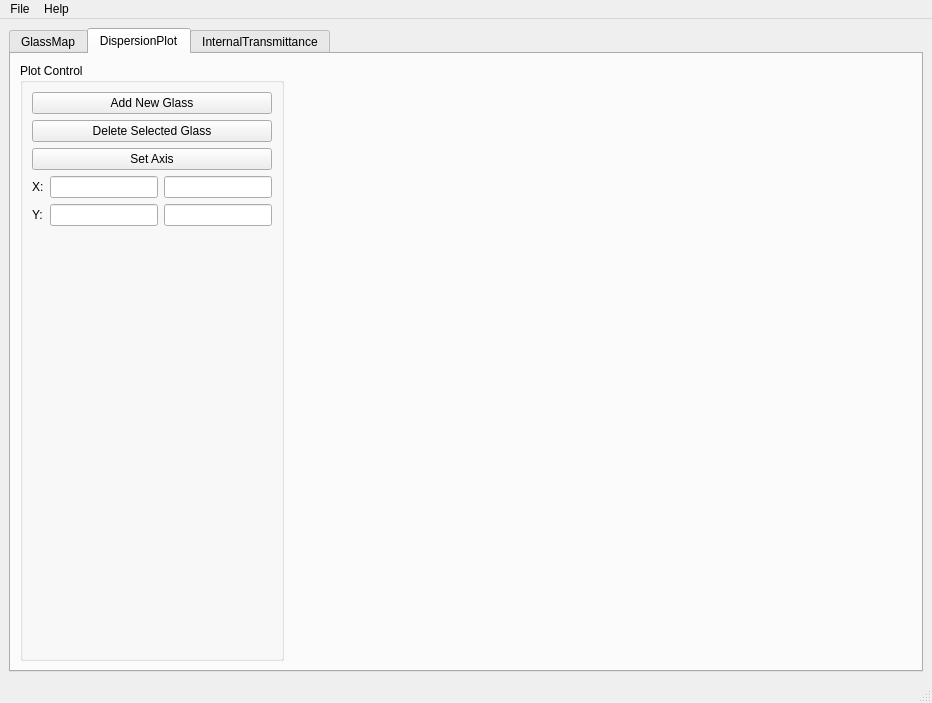
The window that src/mainwindow.ui (imyu37/glassplotter) describes before a commit, drawn with Qt 5.
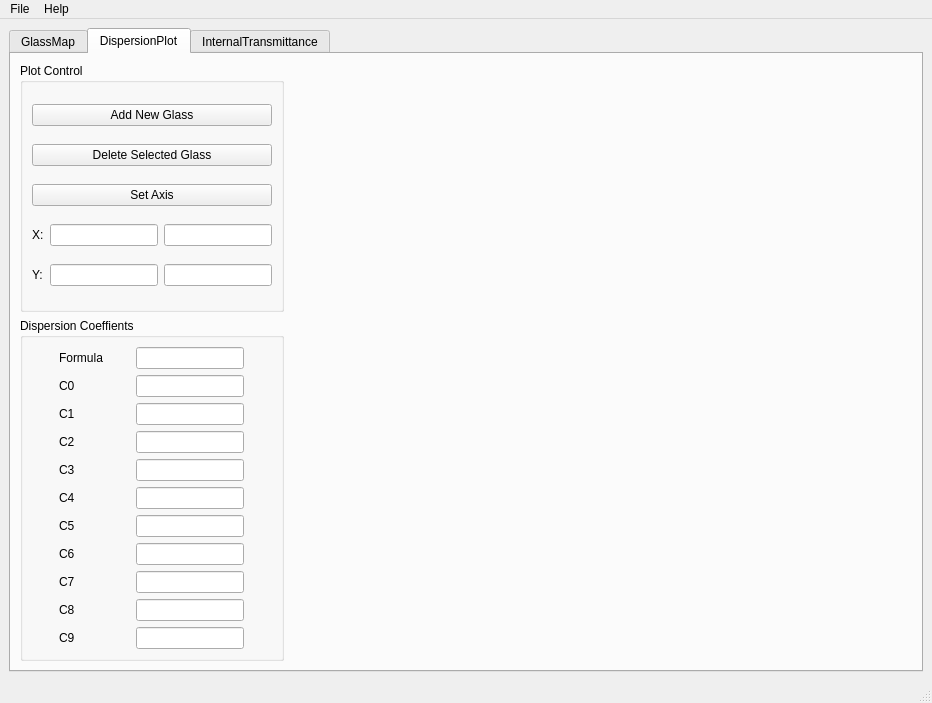
The same window after the commit. The open tabs and pages were chosen to show the change. Custom widgets are drawn as their Qt base class.

Commit message: dispersion and trans data view

```diff
--- a/src/mainwindow.ui
+++ b/src/mainwindow.ui
@@ -136,8 +136,11 @@
        <attribute name="title">
         <string>DispersionPlot</string>
        </attribute>
-       <layout class="QHBoxLayout" name="horizontalLayout_2">
-        <item>
+       <layout class="QGridLayout" name="gridLayout_5">
+        <item row="0" column="3" rowspan="2">
+         <widget class="QCustomPlot" name="plotWidget_Dispersion" native="true"/>
+        </item>
+        <item row="0" column="1">
          <widget class="QGroupBox" name="groupBox">
           <property name="sizePolicy">
            <sizepolicy hsizetype="Fixed" vsizetype="Preferred">
@@ -149,13 +152,6 @@
            <string>Plot Control</string>
           </property>
           <layout class="QGridLayout" name="gridLayout_6">
-           <item row="1" column="0" colspan="3">
-            <widget class="QPushButton" name="pushButton_deleteSelectedGlass">
-             <property name="text">
-              <string>Delete Selected Glass</string>
-             </property>
-            </widget>
-           </item>
            <item row="3" column="2">
             <widget class="QLineEdit" name="lineEdit_Xmax">
              <property name="sizePolicy">
@@ -166,6 +162,68 @@
              </property>
             </widget>
            </item>
+           <item row="3" column="0">
+            <widget class="QLabel" name="label_5">
+             <property name="sizePolicy">
+              <sizepolicy hsizetype="Fixed" vsizetype="Preferred">
+               <horstretch>0</horstretch>
+               <verstretch>0</verstretch>
+              </sizepolicy>
+             </property>
+             <property name="text">
+              <string>X:</string>
+             </property>
+            </widget>
+           </item>
+           <item row="4" column="1">
+            <widget class="QLineEdit" name="lineEdit_Ymin">
+             <property name="sizePolicy">
+              <sizepolicy hsizetype="Fixed" vsizetype="Fixed">
+               <horstretch>0</horstretch>
+               <verstretch>0</verstretch>
+              </sizepolicy>
+             </property>
+            </widget>
+           </item>
+           <item row="1" column="0" colspan="3">
+            <widget class="QPushButton" name="pushButton_deleteSelectedGlass">
+             <property name="sizePolicy">
+              <sizepolicy hsizetype="Preferred" vsizetype="Fixed">
+               <horstretch>0</horstretch>
+               <verstretch>0</verstretch>
+              </sizepolicy>
+             </property>
+             <property name="text">
+              <string>Delete Selected Glass</string>
+             </property>
+            </widget>
+           </item>
+           <item row="2" column="0" colspan="3">
+            <widget class="QPushButton" name="pushButton_Dispersion_SetAxis">
+             <property name="sizePolicy">
+              <sizepolicy hsizetype="Preferred" vsizetype="Fixed">
+               <horstretch>0</horstretch>
+               <verstretch>0</verstretch>
+              </sizepolicy>
+             </property>
+             <property name="text">
+              <string>Set Axis</string>
+             </property>
+            </widget>
+           </item>
+           <item row="4" column="0">
+            <widget class="QLabel" name="label_6">
+             <property name="sizePolicy">
+              <sizepolicy hsizetype="Fixed" vsizetype="Preferred">
+               <horstretch>0</horstretch>
+               <verstretch>0</verstretch>
+              </sizepolicy>
+             </property>
+             <property name="text">
+              <string>Y:</string>
+             </property>
+            </widget>
+           </item>
            <item row="4" column="2">
             <widget class="QLineEdit" name="lineEdit_Ymax">
              <property name="sizePolicy">
@@ -176,15 +234,14 @@
              </property>
             </widget>
            </item>
-           <item row="4" column="0">
-            <widget class="QLabel" name="label_6">
-             <property name="text">
-              <string>Y:</string>
-             </property>
-            </widget>
-           </item>
            <item row="0" column="0" colspan="3">
             <widget class="QPushButton" name="pushButton_addNewGlass">
+             <property name="sizePolicy">
+              <sizepolicy hsizetype="Preferred" vsizetype="Fixed">
+               <horstretch>0</horstretch>
+               <verstretch>0</verstretch>
+              </sizepolicy>
+             </property>
              <property name="text">
               <string>Add New Glass</string>
              </property>
@@ -200,22 +257,197 @@
              </property>
             </widget>
            </item>
+          </layout>
+         </widget>
+        </item>
+        <item row="1" column="1">
+         <widget class="QGroupBox" name="groupBox_3">
+          <property name="sizePolicy">
+           <sizepolicy hsizetype="Preferred" vsizetype="Preferred">
+            <horstretch>0</horstretch>
+            <verstretch>0</verstretch>
+           </sizepolicy>
+          </property>
+          <property name="title">
+           <string>Dispersion Coeffients</string>
+          </property>
+          <layout class="QGridLayout" name="gridLayout_7">
+           <item row="2" column="0">
+            <widget class="QLabel" name="label_10">
+             <property name="sizePolicy">
+              <sizepolicy hsizetype="Fixed" vsizetype="Preferred">
+               <horstretch>0</horstretch>
+               <verstretch>0</verstretch>
+              </sizepolicy>
+             </property>
+             <property name="text">
+              <string>C1</string>
+             </property>
+            </widget>
+           </item>
+           <item row="5" column="1">
+            <widget class="QLineEdit" name="lineEdit_Dispersion_C4">
+             <property name="sizePolicy">
+              <sizepolicy hsizetype="Fixed" vsizetype="Fixed">
+               <horstretch>0</horstretch>
+               <verstretch>0</verstretch>
+              </sizepolicy>
+             </property>
+            </widget>
+           </item>
+           <item row="5" column="0">
+            <widget class="QLabel" name="label_13">
+             <property name="text">
+              <string>C4</string>
+             </property>
+            </widget>
+           </item>
+           <item row="8" column="0">
+            <widget class="QLabel" name="label_16">
+             <property name="text">
+              <string>C7</string>
+             </property>
+            </widget>
+           </item>
+           <item row="7" column="0">
+            <widget class="QLabel" name="label_15">
+             <property name="text">
+              <string>C6</string>
+             </property>
+            </widget>
+           </item>
+           <item row="9" column="1">
+            <widget class="QLineEdit" name="lineEdit_Dispersion_C8">
+             <property name="sizePolicy">
+              <sizepolicy hsizetype="Fixed" vsizetype="Fixed">
+               <horstretch>0</horstretch>
+               <verstretch>0</verstretch>
+              </sizepolicy>
+             </property>
+            </widget>
+           </item>
+           <item row="6" column="1">
+            <widget class="QLineEdit" name="lineEdit_Dispersion_C5">
+             <property name="sizePolicy">
+              <sizepolicy hsizetype="Fixed" vsizetype="Fixed">
+               <horstretch>0</horstretch>
+               <verstretch>0</verstretch>
+              </sizepolicy>
+             </property>
+            </widget>
+           </item>
+           <item row="10" column="0">
+            <widget class="QLabel" name="label_18">
+             <property name="text">
+              <string>C9</string>
+             </property>
+            </widget>
+           </item>
+           <item row="6" column="0">
+            <widget class="QLabel" name="label_14">
+             <property name="text">
+              <string>C5</string>
+             </property>
+            </widget>
+           </item>
+           <item row="8" column="1">
+            <widget class="QLineEdit" name="lineEdit_Dispersion_C7">
+             <property name="sizePolicy">
+              <sizepolicy hsizetype="Fixed" vsizetype="Fixed">
+               <horstretch>0</horstretch>
+               <verstretch>0</verstretch>
+              </sizepolicy>
+             </property>
+            </widget>
+           </item>
+           <item row="1" column="0">
+            <widget class="QLabel" name="label_9">
+             <property name="sizePolicy">
+              <sizepolicy hsizetype="Fixed" vsizetype="Preferred">
+               <horstretch>0</horstretch>
+               <verstretch>0</verstretch>
+              </sizepolicy>
+             </property>
+             <property name="text">
+              <string>C0</string>
+             </property>
+            </widget>
+           </item>
+           <item row="7" column="1">
+            <widget class="QLineEdit" name="lineEdit_Dispersion_C6">
+             <property name="sizePolicy">
+              <sizepolicy hsizetype="Fixed" vsizetype="Fixed">
+               <horstretch>0</horstretch>
+               <verstretch>0</verstretch>
+              </sizepolicy>
+             </property>
+            </widget>
+           </item>
+           <item row="1" column="1">
+            <widget class="QLineEdit" name="lineEdit_Dispersion_C0">
+             <property name="sizePolicy">
+              <sizepolicy hsizetype="Fixed" vsizetype="Fixed">
+               <horstretch>0</horstretch>
+               <verstretch>0</verstretch>
+              </sizepolicy>
+             </property>
+            </widget>
+           </item>
            <item row="3" column="0">
-            <widget class="QLabel" name="label_5">
+            <widget class="QLabel" name="label_11">
+             <property name="sizePolicy">
+              <sizepolicy hsizetype="Fixed" vsizetype="Preferred">
+               <horstretch>0</horstretch>
+               <verstretch>0</verstretch>
+              </sizepolicy>
+             </property>
              <property name="text">
-              <string>X:</string>
+              <string>C2</string>
              </property>
             </widget>
            </item>
-           <item row="2" column="0" colspan="3">
-            <widget class="QPushButton" name="pushButton_Dispersion_SetAxis">
+           <item row="2" column="1">
+            <widget class="QLineEdit" name="lineEdit_Dispersion_C1">
+             <property name="sizePolicy">
+              <sizepolicy hsizetype="Fixed" vsizetype="Fixed">
+               <horstretch>0</horstretch>
+               <verstretch>0</verstretch>
+              </sizepolicy>
+             </property>
+            </widget>
+           </item>
+           <item row="9" column="0">
+            <widget class="QLabel" name="label_17">
              <property name="text">
-              <string>Set Axis</string>
+              <string>C8</string>
+             </property>
+            </widget>
+           </item>
+           <item row="4" column="0">
+            <widget class="QLabel" name="label_12">
+             <property name="sizePolicy">
+              <sizepolicy hsizetype="Fixed" vsizetype="Preferred">
+               <horstretch>0</horstretch>
+               <verstretch>0</verstretch>
+              </sizepolicy>
+             </property>
+             <property name="text">
+              <string>C3</string>
+             </property>
+            </widget>
+           </item>
+           <item row="3" column="1">
+            <widget class="QLineEdit" name="lineEdit_Dispersion_C2">
+             <property name="sizePolicy">
+              <sizepolicy hsizetype="Fixed" vsizetype="Fixed">
+               <horstretch>0</horstretch>
+               <verstretch>0</verstretch>
+              </sizepolicy>
              </property>
             </widget>
            </item>
            <item row="4" column="1">
-            <widget class="QLineEdit" name="lineEdit_Ymin">
+            <widget class="QLineEdit" name="lineEdit_Dispersion_C3">
              <property name="sizePolicy">
               <sizepolicy hsizetype="Fixed" vsizetype="Fixed">
                <horstretch>0</horstretch>
@@ -224,33 +456,63 @@
              </property>
             </widget>
            </item>
-           <item row="5" column="2">
-            <spacer name="verticalSpacer">
-             <property name="orientation">
-              <enum>Qt::Vertical</enum>
+           <item row="10" column="1">
+            <widget class="QLineEdit" name="lineEdit_Dispersion_C9">
+             <property name="sizePolicy">
+              <sizepolicy hsizetype="Fixed" vsizetype="Fixed">
+               <horstretch>0</horstretch>
+               <verstretch>0</verstretch>
+              </sizepolicy>
              </property>
-             <property name="sizeHint" stdset="0">
-              <size>
-               <width>20</width>
-               <height>40</height>
-              </size>
+            </widget>
+           </item>
+           <item row="0" column="0">
+            <widget class="QLabel" name="label_19">
+             <property name="text">
+              <string>Formula</string>
              </property>
-            </spacer>
+            </widget>
+           </item>
+           <item row="0" column="1">
+            <widget class="QLineEdit" name="lineEdit_Dispersion_Formula">
+             <property name="enabled">
+              <bool>true</bool>
+             </property>
+             <property name="sizePolicy">
+              <sizepolicy hsizetype="Fixed" vsizetype="Fixed">
+               <horstretch>0</horstretch>
+               <verstretch>0</verstretch>
+              </sizepolicy>
+             </property>
+            </widget>
            </item>
           </layout>
          </widget>
         </item>
-        <item>
-         <widget class="QCustomPlot" name="plotWidget_Dispersion" native="true"/>
-        </item>
        </layout>
       </widget>
       <widget class="QWidget" name="tab">
        <attribute name="title">
         <string>InternalTransmittance</string>
        </attribute>
-       <layout class="QHBoxLayout" name="horizontalLayout_3">
-        <item>
+       <layout class="QGridLayout" name="gridLayout_8">
+        <item row="1" column="0">
+         <widget class="QLabel" name="label_20">
+          <property name="sizePolicy">
+           <sizepolicy hsizetype="Fixed" vsizetype="Preferred">
+            <horstretch>0</horstretch>
+            <verstretch>0</verstretch>
+           </sizepolicy>
+          </property>
+          <property name="text">
+           <string>Selected Data</string>
+          </property>
+         </widget>
+        </item>
+        <item row="0" column="2" rowspan="3">
+         <widget class="QCustomPlot" name="plotWidget_Transmittance" native="true"/>
+        </item>
+        <item row="0" column="0">
          <widget class="QGroupBox" name="groupBox_2">
           <property name="sizePolicy">
            <sizepolicy hsizetype="Fixed" vsizetype="Preferred">
@@ -262,30 +524,13 @@
            <string>Plot Control</string>
           </property>
           <layout class="QGridLayout" name="gridLayout_4">
-           <item row="4" column="0" colspan="3">
-            <widget class="QPushButton" name="pushButton_Transmittance_setAxis">
-             <property name="text">
-              <string>Set Axis</string>
-             </property>
-            </widget>
-           </item>
-           <item row="6" column="0">
-            <widget class="QLabel" name="label_7">
+           <item row="5" column="1">
+            <widget class="QLineEdit" name="lineEdit_Transmittance_Xmin">
              <property name="sizePolicy">
-              <sizepolicy hsizetype="Fixed" vsizetype="Preferred">
+              <sizepolicy hsizetype="Minimum" vsizetype="Fixed">
                <horstretch>0</horstretch>
                <verstretch>0</verstretch>
               </sizepolicy>
-             </property>
-             <property name="text">
-              <string>Y:</string>
-             </property>
-            </widget>
-           </item>
-           <item row="2" column="0" colspan="3">
-            <widget class="QPushButton" name="pushButton_Transmittance_addGraph">
-             <property name="text">
-              <string>Add New Glass</string>
              </property>
             </widget>
            </item>
@@ -296,16 +541,6 @@
              </property>
             </widget>
            </item>
-           <item row="6" column="1">
-            <widget class="QLineEdit" name="lineEdit_Transmittance_Ymin">
-             <property name="sizePolicy">
-              <sizepolicy hsizetype="Minimum" vsizetype="Fixed">
-               <horstretch>0</horstretch>
-               <verstretch>0</verstretch>
-              </sizepolicy>
-             </property>
-            </widget>
-           </item>
            <item row="5" column="0">
             <widget class="QLabel" name="label_8">
              <property name="sizePolicy">
@@ -319,26 +554,6 @@
              </property>
             </widget>
            </item>
-           <item row="5" column="1">
-            <widget class="QLineEdit" name="lineEdit_Transmittance_Xmin">
-             <property name="sizePolicy">
-              <sizepolicy hsizetype="Minimum" vsizetype="Fixed">
-               <horstretch>0</horstretch>
-               <verstretch>0</verstretch>
-              </sizepolicy>
-             </property>
-            </widget>
-           </item>
-           <item row="5" column="2">
-            <widget class="QLineEdit" name="lineEdit_Transmittance_Xmax">
-             <property name="sizePolicy">
-              <sizepolicy hsizetype="Fixed" vsizetype="Fixed">
-               <horstretch>0</horstretch>
-               <verstretch>0</verstretch>
-              </sizepolicy>
-             </property>
-            </widget>
-           </item>
            <item row="6" column="2">
             <widget class="QLineEdit" name="lineEdit_Transmittance_Ymax">
              <property name="sizePolicy">
@@ -349,24 +564,65 @@
              </property>
             </widget>
            </item>
-           <item row="7" column="2">
-            <spacer name="verticalSpacer_2">
-             <property name="orientation">
-              <enum>Qt::Vertical</enum>
+           <item row="6" column="0">
+            <widget class="QLabel" name="label_7">
+             <property name="sizePolicy">
+              <sizepolicy hsizetype="Fixed" vsizetype="Preferred">
+               <horstretch>0</horstretch>
+               <verstretch>0</verstretch>
+              </sizepolicy>
              </property>
-             <property name="sizeHint" stdset="0">
-              <size>
-               <width>20</width>
-               <height>40</height>
-              </size>
+             <property name="text">
+              <string>Y:</string>
              </property>
-            </spacer>
+            </widget>
+           </item>
+           <item row="4" column="0" colspan="3">
+            <widget class="QPushButton" name="pushButton_Transmittance_setAxis">
+             <property name="text">
+              <string>Set Axis</string>
+             </property>
+            </widget>
+           </item>
+           <item row="5" column="2">
+            <widget class="QLineEdit" name="lineEdit_Transmittance_Xmax">
+             <property name="sizePolicy">
+              <sizepolicy hsizetype="Fixed" vsizetype="Fixed">
+               <horstretch>0</horstretch>
+               <verstretch>0</verstretch>
+              </sizepolicy>
+             </property>
+            </widget>
+           </item>
+           <item row="2" column="0" colspan="3">
+            <widget class="QPushButton" name="pushButton_Transmittance_addGraph">
+             <property name="text">
+              <string>Add New Glass</string>
+             </property>
+            </widget>
+           </item>
+           <item row="6" column="1">
+            <widget class="QLineEdit" name="lineEdit_Transmittance_Ymin">
+             <property name="sizePolicy">
+              <sizepolicy hsizetype="Minimum" vsizetype="Fixed">
+               <horstretch>0</horstretch>
+               <verstretch>0</verstretch>
+              </sizepolicy>
+             </property>
+            </widget>
            </item>
           </layout>
          </widget>
         </item>
-        <item>
-         <widget class="QCustomPlot" name="plotWidget_Transmittance" native="true"/>
+        <item row="2" column="0">
+         <widget class="QTableWidget" name="tableWidget_TransmittanceData">
+          <property name="sizePolicy">
+           <sizepolicy hsizetype="Preferred" vsizetype="Expanding">
+            <horstretch>0</horstretch>
+            <verstretch>0</verstretch>
+           </sizepolicy>
+          </property>
+         </widget>
         </item>
        </layout>
       </widget>
```
The commit also changes 24 other files.
